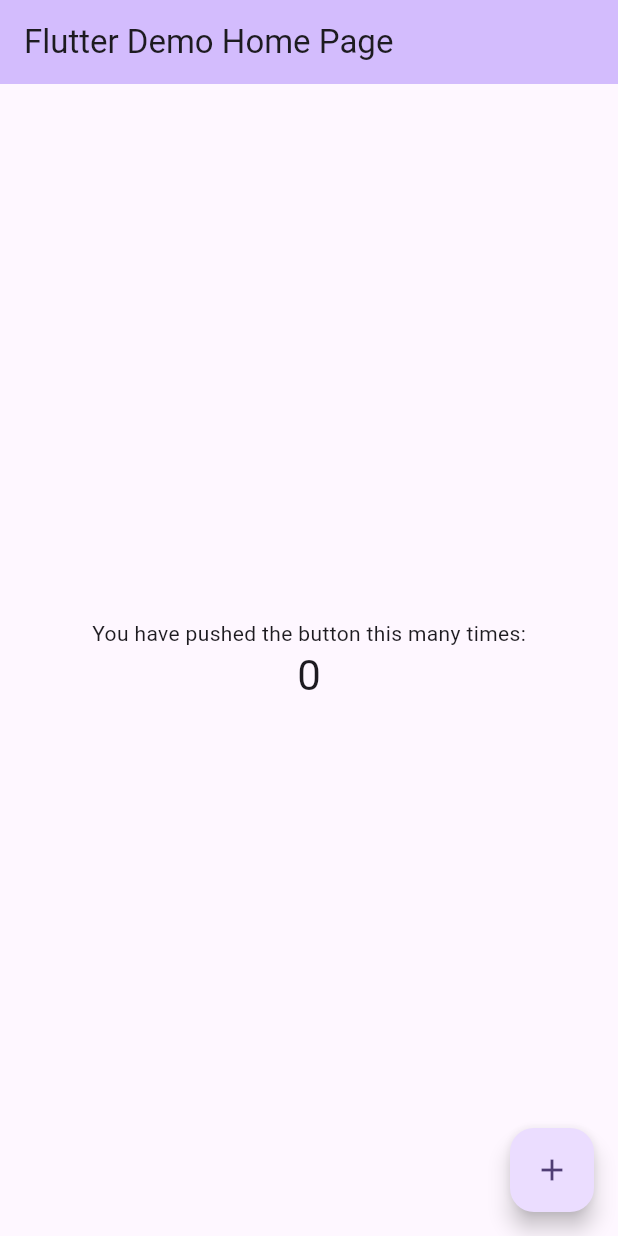
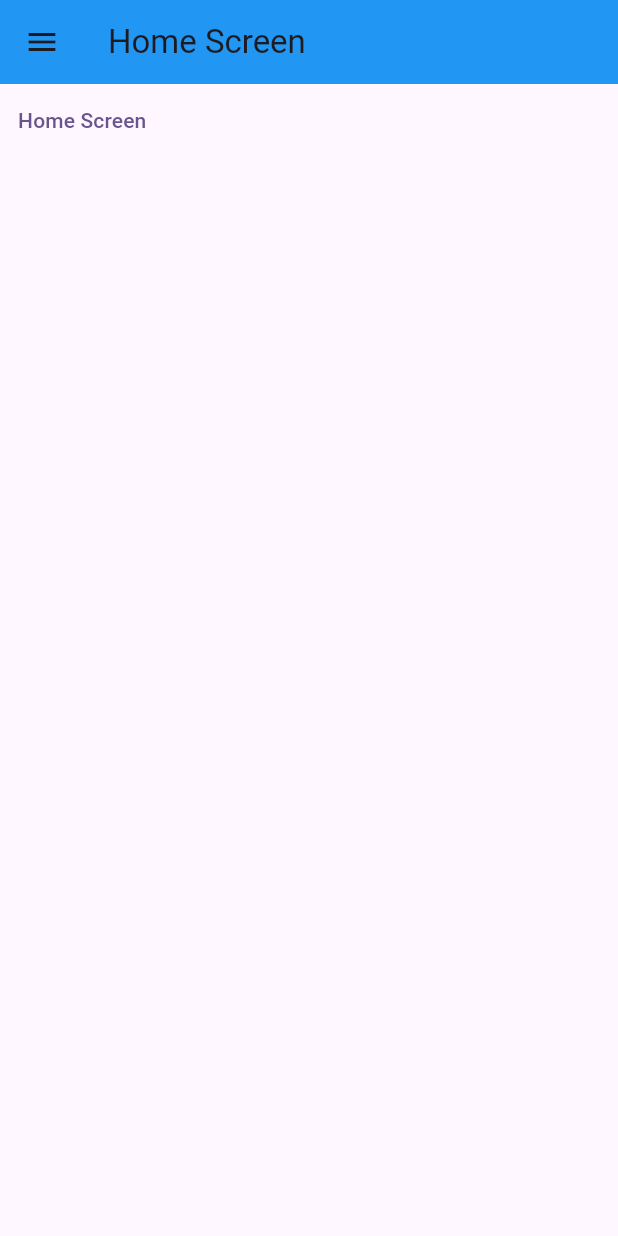
Before and after one commit to shayan-noor3060/demo_project, a Flutter app: the screen it shows after launch, on a phone screen of 412 x 824 dp. Run offline on Flutter 3.47's test engine with Material 3 defaults, Android fonts, the phone set to English and light mode, and no system bars.

```diff
--- /dev/null
+++ b/lib/home_screen.dart
@@ -0,0 +1,28 @@
+import 'package:flutter/material.dart';
+import 'package:demo/second_screen.dart';
+class HomeScreen extends StatefulWidget {
+  const HomeScreen({super.key});
+
+  @override
+  State<HomeScreen> createState() => _HomeScreenState();
+}
+
+class _HomeScreenState extends State<HomeScreen> {
+  @override
+  Widget build(BuildContext context) {
+    return Scaffold(
+      appBar: AppBar(
+        backgroundColor: Colors.blue,
+        title: const Text('Home Screen'),
+      ),
+      drawer: Drawer(
+
+      ),
+      body: Column(
+        children: [
+          TextButton(onPressed: (){Navigator.push(context, MaterialPageRoute(builder: (context) => SecondScreen()));}, child: Text('Home Screen'))
+        ],
+      ),
+    );
+  }
+}
--- a/lib/main.dart
+++ b/lib/main.dart
@@ -1,5 +1,5 @@
 import 'package:flutter/material.dart';
-
+import 'package:demo/home_screen.dart';
 void main() {
   runApp(const MyApp());
 }
@@ -11,115 +11,13 @@ class MyApp extends StatelessWidget {
   @override
   Widget build(BuildContext context) {
     return MaterialApp(
+      debugShowCheckedModeBanner: false,
       title: 'Flutter Demo',
       theme: ThemeData(
-        // This is the theme of your application.
-        //
-        // TRY THIS: Try running your application with "flutter run". You'll see
-        // the application has a purple toolbar. Then, without quitting the app,
-        // try changing the seedColor in the colorScheme below to Colors.green
-        // and then invoke "hot reload" (save your changes or press the "hot
-        // reload" button in a Flutter-supported IDE, or press "r" if you used
-        // the command line to start the app).
-        //
-        // Notice that the counter didn't reset back to zero; the application
-        // state is not lost during the reload. To reset the state, use hot
-        // restart instead.
-        //
-        // This works for code too, not just values: Most code changes can be
-        // tested with just a hot reload.
         colorScheme: ColorScheme.fromSeed(seedColor: Colors.deepPurple),
         useMaterial3: true,
       ),
-      home: const MyHomePage(title: 'Flutter Demo Home Page'),
+      home: const HomeScreen(),
     );
   }
 }
-
-class MyHomePage extends StatefulWidget {
-  const MyHomePage({super.key, required this.title});
-
-  // This widget is the home page of your application. It is stateful, meaning
-  // that it has a State object (defined below) that contains fields that affect
-  // how it looks.
-
-  // This class is the configuration for the state. It holds the values (in this
-  // case the title) provided by the parent (in this case the App widget) and
-  // used by the build method of the State. Fields in a Widget subclass are
-  // always marked "final".
-
-  final String title;
-
-  @override
-  State<MyHomePage> createState() => _MyHomePageState();
-}
-
-class _MyHomePageState extends State<MyHomePage> {
-  int _counter = 0;
-
-  void _incrementCounter() {
-    setState(() {
-      // This call to setState tells the Flutter framework that something has
-      // changed in this State, which causes it to rerun the build method below
-      // so that the display can reflect the updated values. If we changed
-      // _counter without calling setState(), then the build method would not be
-      // called again, and so nothing would appear to happen.
-      _counter++;
-    });
-  }
-
-  @override
-  Widget build(BuildContext context) {
-    // This method is rerun every time setState is called, for instance as done
-    // by the _incrementCounter method above.
-    //
-    // The Flutter framework has been optimized to make rerunning build methods
-    // fast, so that you can just rebuild anything that needs updating rather
-    // than having to individually change instances of widgets.
-    return Scaffold(
-      appBar: AppBar(
-        // TRY THIS: Try changing the color here to a specific color (to
-        // Colors.amber, perhaps?) and trigger a hot reload to see the AppBar
-        // change color while the other colors stay the same.
-        backgroundColor: Theme.of(context).colorScheme.inversePrimary,
-        // Here we take the value from the MyHomePage object that was created by
-        // the App.build method, and use it to set our appbar title.
-        title: Text(widget.title),
-      ),
-      body: Center(
-        // Center is a layout widget. It takes a single child and positions it
-        // in the middle of the parent.
-        child: Column(
-          // Column is also a layout widget. It takes a list of children and
-          // arranges them vertically. By default, it sizes itself to fit its
-          // children horizontally, and tries to be as tall as its parent.
-          //
-          // Column has various properties to control how it sizes itself and
-          // how it positions its children. Here we use mainAxisAlignment to
-          // center the children vertically; the main axis here is the vertical
-          // axis because Columns are vertical (the cross axis would be
-          // horizontal).
-          //
-          // TRY THIS: Invoke "debug painting" (choose the "Toggle Debug Paint"
-          // action in the IDE, or press "p" in the console), to see the
-          // wireframe for each widget.
-          mainAxisAlignment: MainAxisAlignment.center,
-          children: <Widget>[
-            const Text(
-              'You have pushed the button this many times:',
-            ),
-            Text(
-              '$_counter',
-              style: Theme.of(context).textTheme.headlineMedium,
-            ),
-          ],
-        ),
-      ),
-      floatingActionButton: FloatingActionButton(
-        onPressed: _incrementCounter,
-        tooltip: 'Increment',
-        child: const Icon(Icons.add),
-      ), // This trailing comma makes auto-formatting nicer for build methods.
-    );
-  }
-}
--- /dev/null
+++ b/lib/second_screen.dart
@@ -0,0 +1,19 @@
+import 'package:flutter/material.dart';
+class SecondScreen extends StatefulWidget {
+  const SecondScreen({super.key});
+
+  @override
+  State<SecondScreen> createState() => _SecondScreenState();
+}
+
+class _SecondScreenState extends State<SecondScreen> {
+  @override
+  Widget build(BuildContext context) {
+    return  Scaffold(
+      appBar: AppBar(
+        backgroundColor: Colors.blue,
+        title: Text('Second Screen'),
+      ),
+    );
+  }
+}
```
